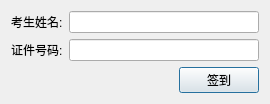
This is IDReader/gui/InputDialog.ui in xtuer/Qt as Qt 5 draws it before an edit. The edited form follows.
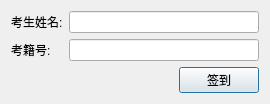
This is the edited form.

```diff
--- a/IDReader/gui/InputDialog.ui
+++ b/IDReader/gui/InputDialog.ui
@@ -20,7 +20,7 @@
    <item row="1" column="0">
     <widget class="QLabel" name="label_2">
      <property name="text">
-      <string>证件号码:</string>
+      <string>考籍号:</string>
      </property>
     </widget>
    </item>
```
